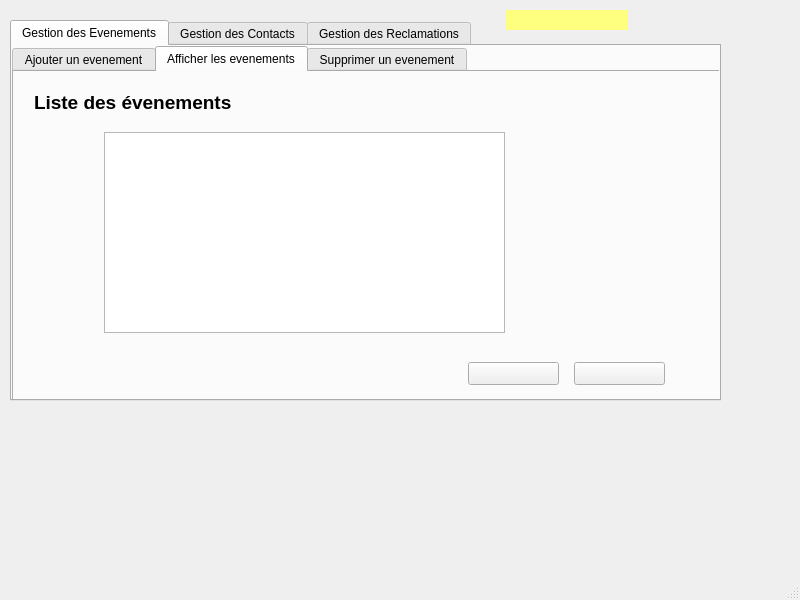
Kaysharp42/Smart-library, file projetChirine/mainwindow.ui: the form before one commit.
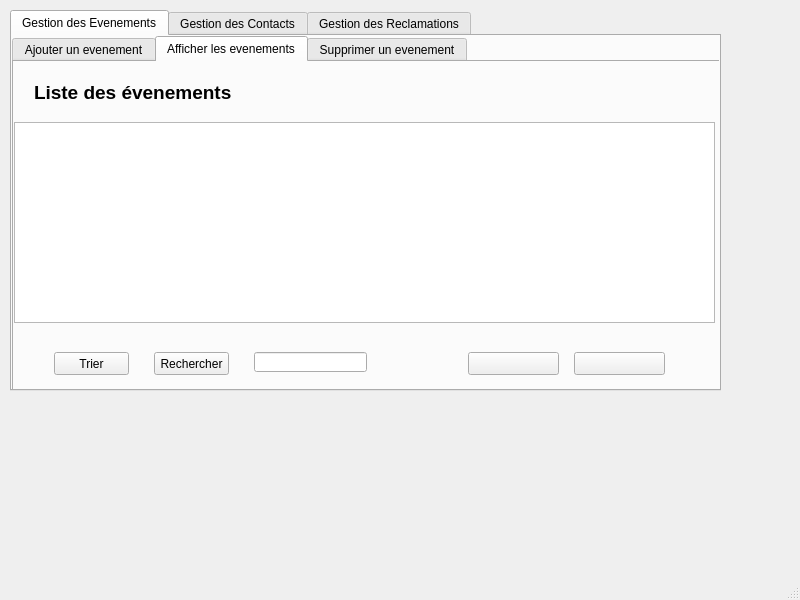
The form after the commit. The open tabs and pages were chosen to show the change. Icons and pictures are not drawn.

```diff
--- a/projetChirine/mainwindow.ui
+++ b/projetChirine/mainwindow.ui
@@ -18,7 +18,7 @@
     <property name="geometry">
      <rect>
       <x>10</x>
-      <y>20</y>
+      <y>10</y>
       <width>711</width>
       <height>381</height>
      </rect>
@@ -363,9 +363,9 @@
        <widget class="QTableView" name="tableView_4">
         <property name="geometry">
          <rect>
-          <x>90</x>
+          <x>0</x>
           <y>60</y>
-          <width>401</width>
+          <width>701</width>
           <height>201</height>
          </rect>
         </property>
@@ -373,6 +373,42 @@
          <string notr="true">background-image: url(:/img/img);</string>
         </property>
        </widget>
+       <widget class="QPushButton" name="pushButton_2">
+        <property name="geometry">
+         <rect>
+          <x>40</x>
+          <y>290</y>
+          <width>75</width>
+          <height>23</height>
+         </rect>
+        </property>
+        <property name="text">
+         <string>Trier</string>
+        </property>
+       </widget>
+       <widget class="QPushButton" name="pushButton_4">
+        <property name="geometry">
+         <rect>
+          <x>140</x>
+          <y>290</y>
+          <width>75</width>
+          <height>23</height>
+         </rect>
+        </property>
+        <property name="text">
+         <string>Rechercher</string>
+        </property>
+       </widget>
+       <widget class="QLineEdit" name="lineEdit_6">
+        <property name="geometry">
+         <rect>
+          <x>240</x>
+          <y>290</y>
+          <width>113</width>
+          <height>20</height>
+         </rect>
+        </property>
+       </widget>
       </widget>
       <widget class="QWidget" name="tab_3">
        <attribute name="title">
@@ -1448,29 +1484,6 @@
      </widget>
     </widget>
    </widget>
-   <widget class="QLabel" name="label_34">
-    <property name="geometry">
-     <rect>
-      <x>506</x>
-      <y>10</y>
-      <width>121</width>
-      <height>20</height>
-     </rect>
-    </property>
-    <property name="font">
-     <font>
-      <pointsize>10</pointsize>
-      <weight>75</weight>
-      <bold>true</bold>
-     </font>
-    </property>
-    <property name="styleSheet">
-     <string notr="true">background-color: rgb(255, 255, 127);</string>
-    </property>
-    <property name="text">
-     <string/>
-    </property>
-   </widget>
   </widget>
   <widget class="QMenuBar" name="menubar">
    <property name="geometry">
```
Left out of the diff: 95 changed lines with no effect on the pictures.
